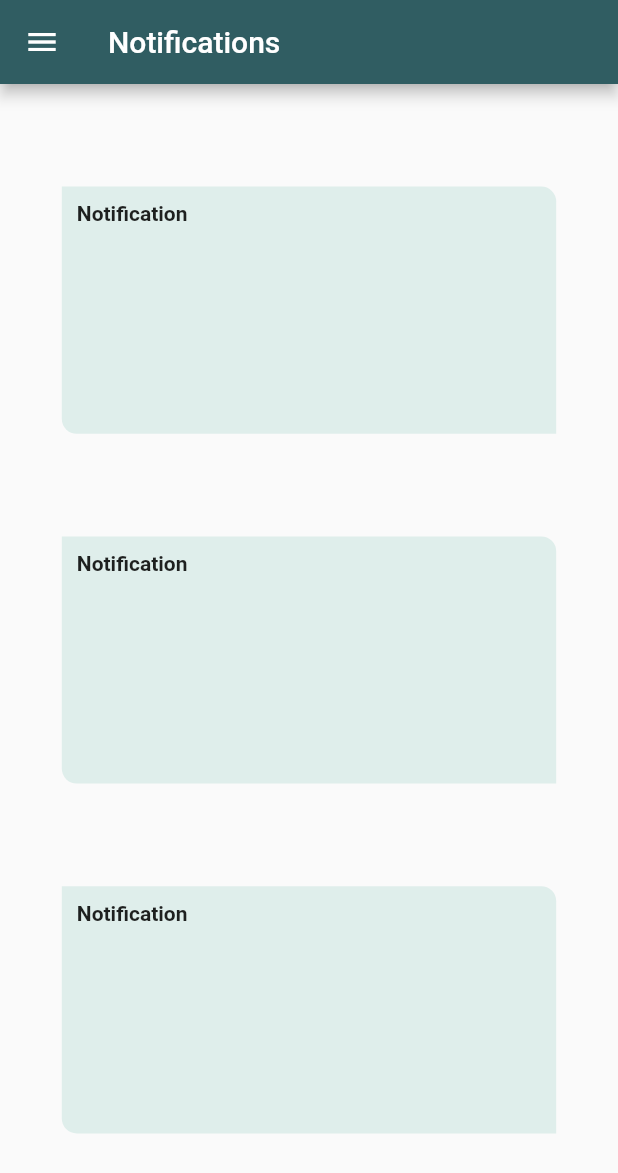
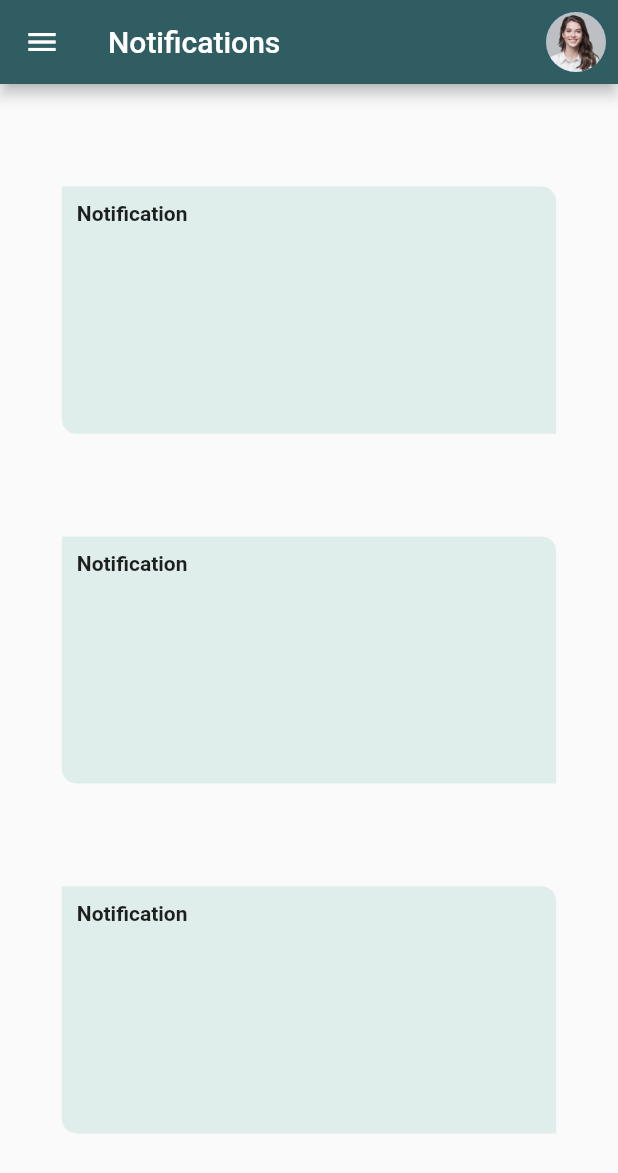
Before and after one commit to sarasiyashodha/Pareteach_App, a Flutter app: the Notifications screen opened by its route, on a phone screen of 412 x 824 dp. Shown: the top 1173 px of the screen. Run offline on Flutter 3.47's test engine with Material 2 defaults, Android fonts, the light colour scheme and no system bars; our stand-ins replace table_calendar.

Commit message:
Edited Notification screen

```diff
--- a/lib/Screens/notifications.dart
+++ b/lib/Screens/notifications.dart
@@ -16,6 +16,14 @@ class _NotificationsState extends State<Notifications> {
       appBar: AppBar(
         backgroundColor: Color(0xFF305D62),
         title: Text("Notifications"),
+        actions: [
+          Padding(
+            padding: const EdgeInsets.all(8.0),
+            child: CircleAvatar(
+              backgroundImage: AssetImage("Images/parentProfile.jpg"),
+            ),
+          ),
+        ],
       ),
       body: Center(
         child: Column(
@@ -45,7 +53,7 @@ class NotificationBox extends StatelessWidget {
         ),
       ),
       child: Padding(
-        padding: const EdgeInsets.only(top: 10, left: 10), // Added padding
+        padding: const EdgeInsets.only(top: 10, left: 10),
         child: Text(
           "Notification",
           style: TextStyle(
```
